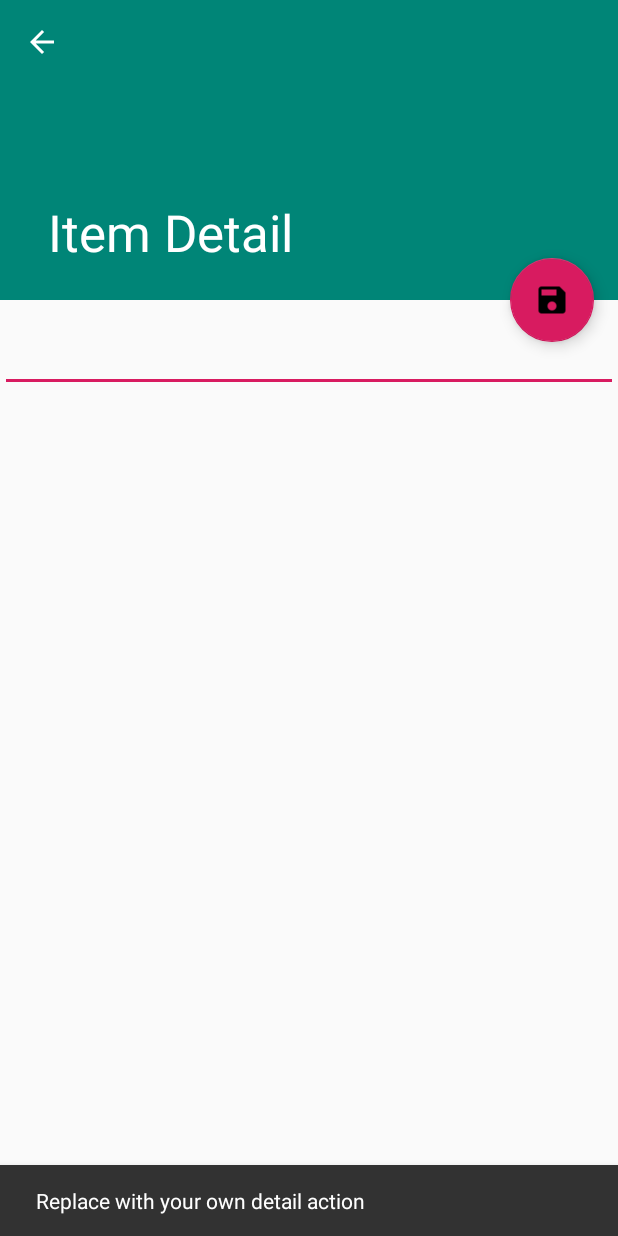
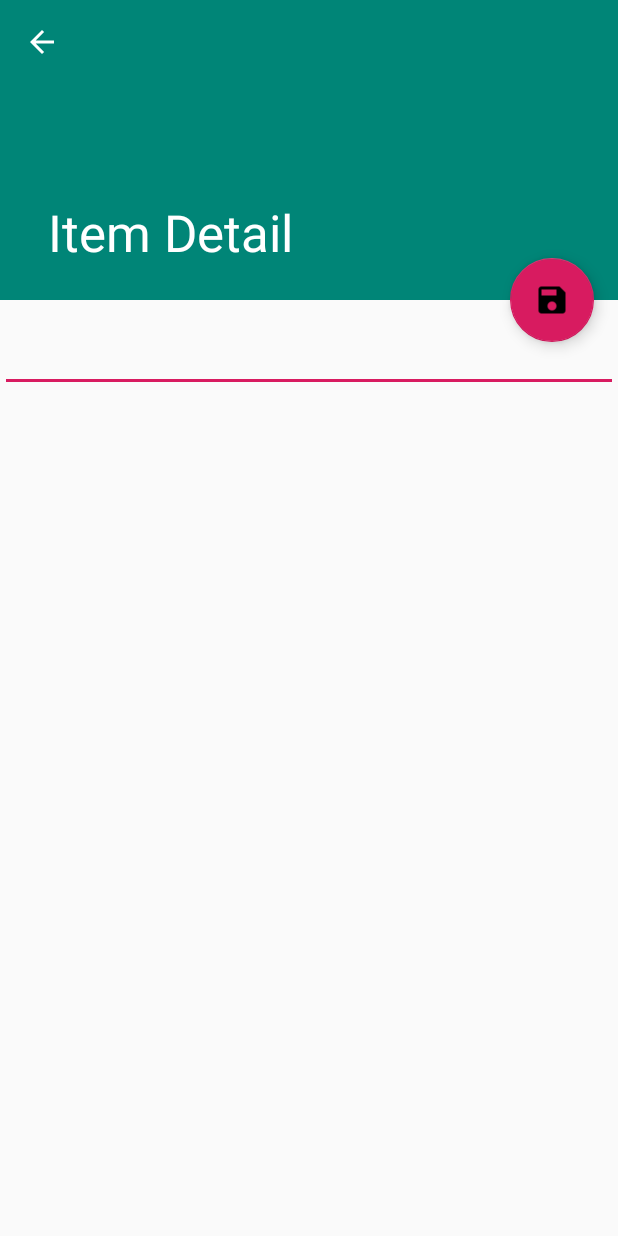
Before and after one commit to CrazySteve/Android-Project-2-, an Android app: the ItemDetailActivity screen opened directly, with no data from a screen before it, after a tap on an icon or button, on a phone screen of 412 x 824 dp. Run offline under Robolectric (Android 15) with nearby library versions, the phone set to English and light mode, and no system bars; 1 statement that could not run was skipped.

Commit message:
Change TODO for ItemDetailActivity fab

```diff
--- a/app/src/main/java/com/zybooks/todolistproject2/ItemDetailActivity.java
+++ b/app/src/main/java/com/zybooks/todolistproject2/ItemDetailActivity.java
@@ -36,8 +36,8 @@ public class ItemDetailActivity extends AppCompatActivity {
             @Override
             public void onClick(View view) {
                 //TODO make edit work here in itemDetailActviity
-                Snackbar.make(view, "Replace with your own detail action", Snackbar.LENGTH_LONG)
-                        .setAction("Action", null).show();
+                //Get value of EditText (item detail)
+                //Set detail value of item in DummyContent
             }
         });
 
--- a/app/src/main/res/layout/activity_item_list.xml
+++ b/app/src/main/res/layout/activity_item_list.xml
@@ -39,6 +39,4 @@
         app:srcCompat="@drawable/save" />
 
 
-
-
 </androidx.coordinatorlayout.widget.CoordinatorLayout>
```
